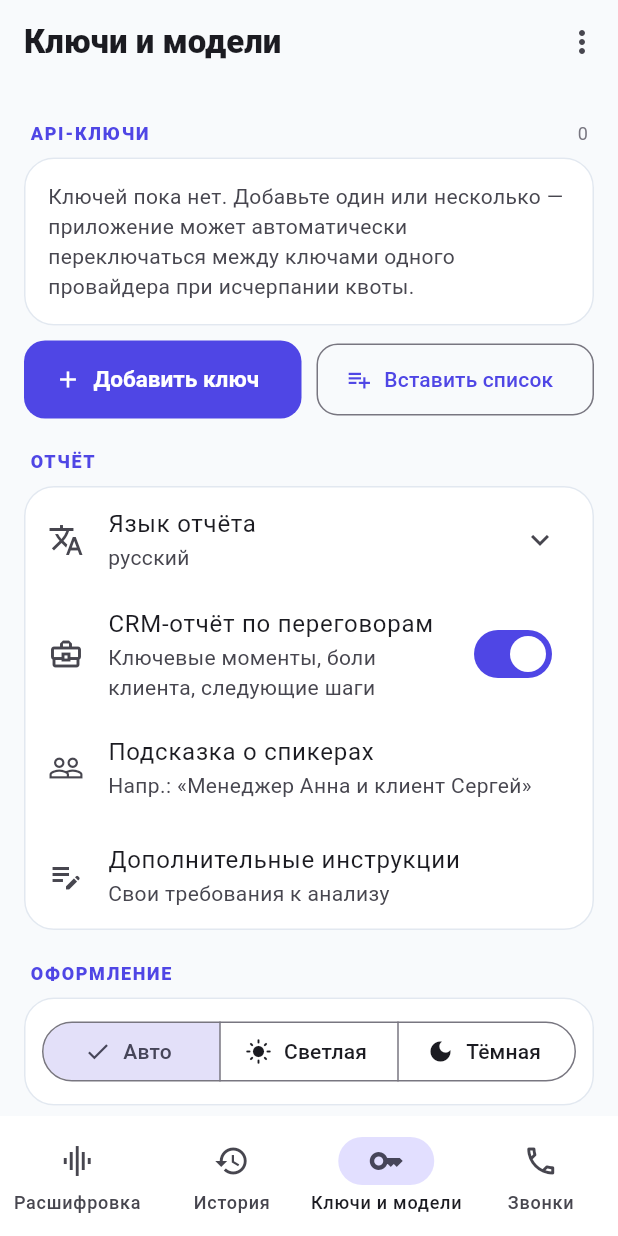
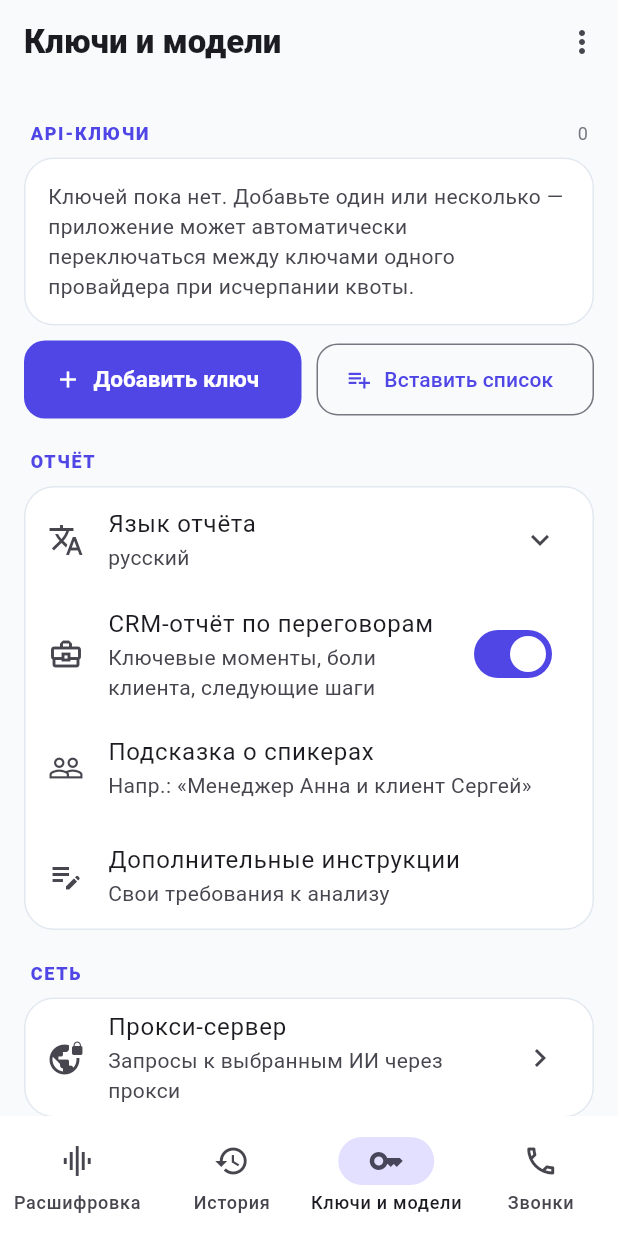
Before and after one commit to Pynusa/AudioCRM, a Flutter app: the screen it shows after launch, after a tap on the "tune" icon, on a phone screen of 412 x 824 dp. Run offline on Flutter 3.47's test engine with Material 3 defaults, Android fonts, the phone set to English and light mode, and no system bars; our stand-ins replace cross_file, file_picker, share_plus, shared_preferences, wakelock_plus; missing offline and left inert: grpc, record.

Commit message:
Update settings_screen.dart
18-11

```diff
--- a/lib/screens/settings_screen.dart
+++ b/lib/screens/settings_screen.dart
@@ -1,12 +1,12 @@
 import 'package:flutter/material.dart';
 import 'package:provider/provider.dart';
 import 'package:url_launcher/url_launcher.dart';
-
 import '../models/models.dart';
 import '../services/app_state.dart';
 import '../services/platform_services.dart';
 import '../services/provider_catalog.dart';
 import '../widgets/model_picker.dart';
+import 'proxy_screen.dart';
 
 class SettingsScreen extends StatelessWidget {
   const SettingsScreen({super.key});
@@ -263,7 +263,17 @@ class SettingsScreen extends StatelessWidget {
               ),
             ]),
           ),
-
+          const _Header('Сеть'),
+          Card(
+            child: ListTile(
+              leading: const Icon(Icons.vpn_lock),
+              title: const Text('Прокси-сервер'),
+              subtitle: const Text('Запросы к выбранным ИИ через прокси'),
+              trailing: const Icon(Icons.chevron_right),
+              onTap: () => Navigator.push(context,
+                  MaterialPageRoute(builder: (_) => const ProxyScreen())),
+            ),
+          ),
           const _Header('Оформление'),
           Card(
             child: Padding(
```
